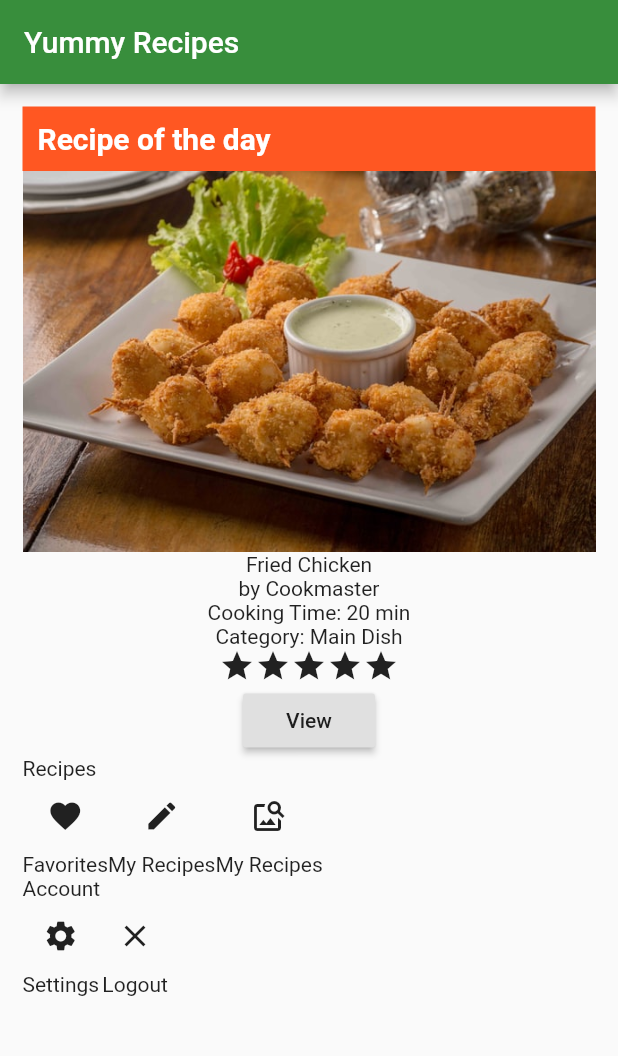
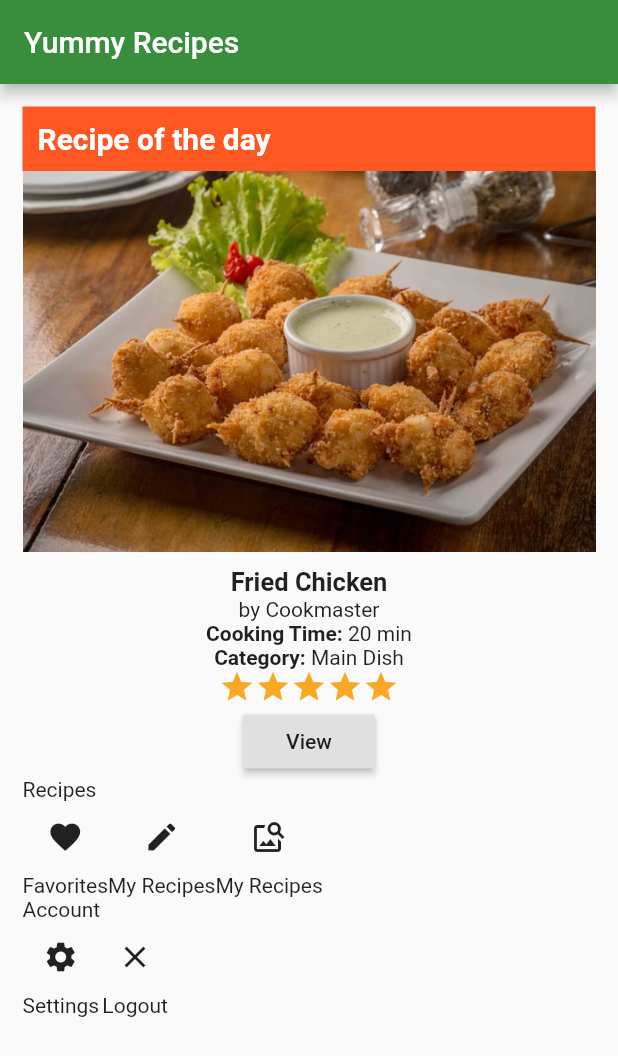
Before and after one commit to djaldave/flutter_widgets-Remake, a Flutter app: the screen it shows after launch, on a phone screen of 412 x 824 dp. Shown: the top 1056 px of the screen. Run offline on Flutter 3.47's test engine with Material 2 defaults, Android fonts, the phone set to English and light mode, and no system bars.

Commit message:
colors[800]

```diff
--- a/lib/homepage.dart
+++ b/lib/homepage.dart
@@ -29,7 +29,10 @@ class HomePage extends StatelessWidget {
               ),
               color: Color.fromRGBO(255, 87, 34, 1),
             ),
-            Image.asset('assets/images/friedchicken.jpg'),
+            Padding(
+              padding: EdgeInsets.only(bottom: 10),
+              child: Image.asset('assets/images/friedchicken.jpg'),
+            ),
             RecipeDescription(),
             Text("Recipes"),
             RecipeMenu(),
--- a/lib/recipedescription.dart
+++ b/lib/recipedescription.dart
@@ -6,26 +6,46 @@ class RecipeDescription extends StatelessWidget {
     return Center(
       child: Column(
         children: [
-          Text("Fried Chicken"),
+          Text(
+            "Fried Chicken",
+            style: TextStyle(
+              fontSize: 17,
+              fontWeight: FontWeight.bold,
+            ),
+          ),
           Text("by Cookmaster"),
           Row(
             mainAxisAlignment: MainAxisAlignment.center,
             children: [
-              Text("Cooking Time: "),
+              Text(
+                "Cooking Time: ",
+                style: TextStyle(
+                  fontWeight: FontWeight.bold,
+                ),
+              ),
               Text("20 min"),
             ],
           ),
           Row(
             mainAxisAlignment: MainAxisAlignment.center,
             children: [
-              Text("Category: "),
+              Text(
+                "Category: ",
+                style: TextStyle(
+                  fontWeight: FontWeight.bold,
+                ),
+              ),
               Text("Main Dish"),
             ],
           ),
           Row(
             mainAxisSize: MainAxisSize.min,
             children: [
-              for (int i = 0; i < 5; i++) Icon(Icons.star),
+              for (int i = 0; i < 5; i++)
+                Icon(
+                  Icons.star,
+                  color: Colors.yellow[800],
+                ),
             ],
           ),
           RaisedButton(
```
